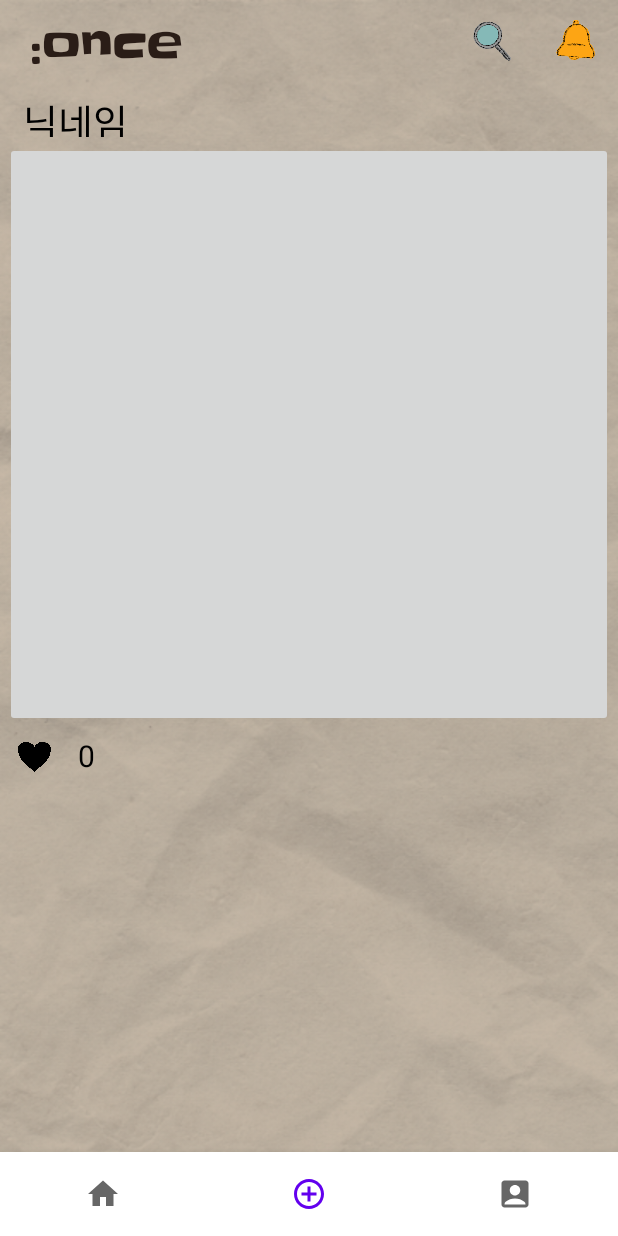
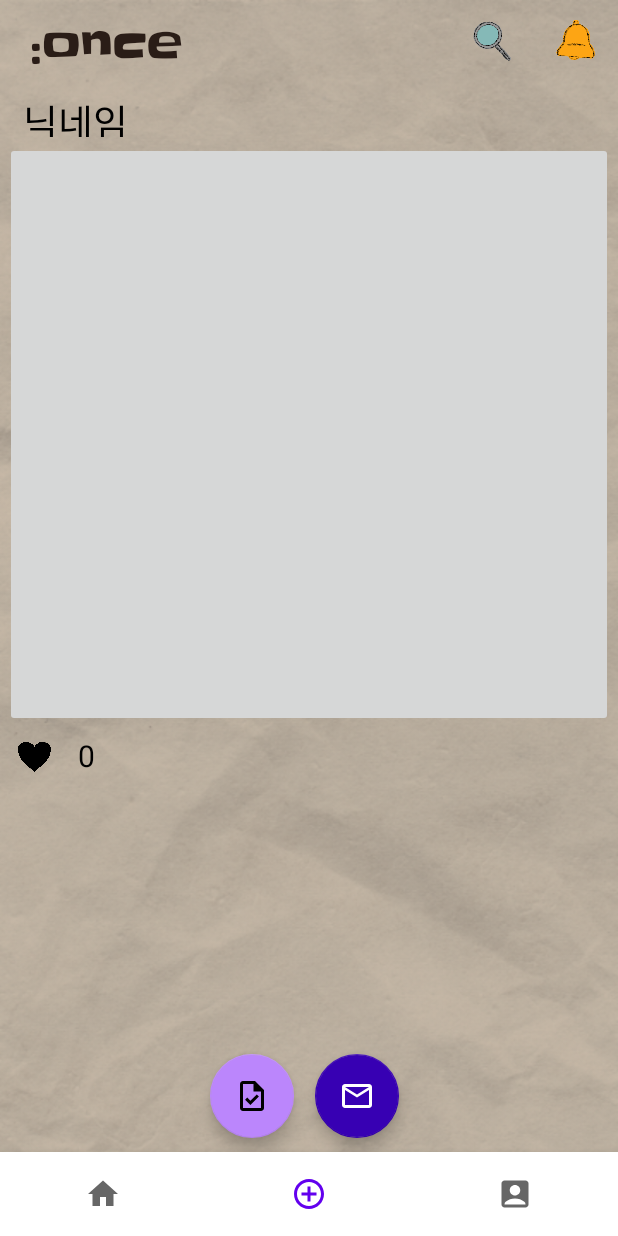
Before and after one commit to UzzerDiyonce/once, an Android app: the screen it shows after launch (MainActivity), item 2 of the bottom bar chosen, on a phone screen of 412 x 824 dp. Run offline under Robolectric (Android 15) with nearby library versions, the phone set to English and light mode, and no system bars.

Commit message:
Update MainActivity.kt
modify trash code

```diff
--- a/app/src/main/java/com/example/once/MainActivity.kt
+++ b/app/src/main/java/com/example/once/MainActivity.kt
@@ -53,8 +53,6 @@ class MainActivity : AppCompatActivity() {
                         val intent = Intent(this, TimeCapsuleActivity::class.java);
                         startActivity(intent)
                     }
-                    diary.setVisibility(View.INVISIBLE)
-                    timecapsule.setVisibility(View.INVISIBLE)
                     true
                 }
                 R.id.item_mypage -> {                       //마이페이지 아이콘을 누르면 마이페이지
```
